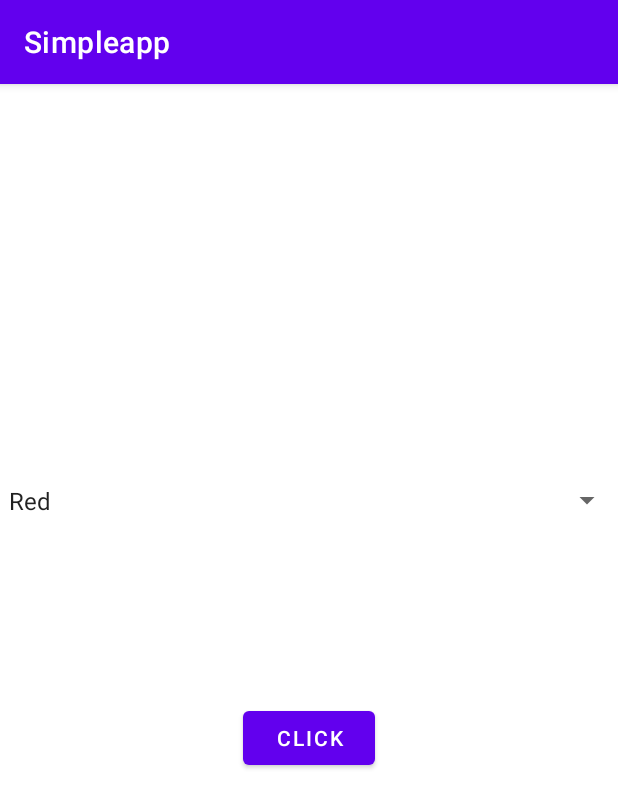
After one commit to AdityaAlugani/-, an Android app: the MainActivity2 screen opened directly, with no data from a screen before it, on a phone screen of 412 x 824 dp. The commit adds this screen. Shown: the top 808 px of the screen. Run offline under Robolectric (Android 15) with nearby library versions, the phone set to English and light mode, and no system bars.

Commit message:
Add files via upload

```diff
--- a/src/main/AndroidManifest.xml
+++ b/src/main/AndroidManifest.xml
@@ -9,6 +9,13 @@
         android:roundIcon="@mipmap/ic_launcher_round"
         android:supportsRtl="true"
         android:theme="@style/Theme.Simpleapp">
+        <activity android:name=".MainActivity2">
+            <intent-filter>
+                <action android:name="android.intent.action.MAIN" />
+
+                <category android:name="android.intent.category.LAUNCHER" />
+            </intent-filter>
+        </activity>
         <activity android:name=".MainActivity">
             <intent-filter>
                 <action android:name="android.intent.action.MAIN" />
--- /dev/null
+++ b/src/main/java/com/example/simpleapp/MainActivity2.kt
@@ -0,0 +1,28 @@
+package com.example.simpleapp
+
+import android.graphics.Color
+import androidx.appcompat.app.AppCompatActivity
+import android.os.Bundle
+import android.widget.Button
+import android.widget.Spinner
+import androidx.constraintlayout.widget.ConstraintLayout
+
+class MainActivity2 : AppCompatActivity() {
+    override fun onCreate(savedInstanceState: Bundle?) {
+        super.onCreate(savedInstanceState)
+        setContentView(R.layout.activity_main2)
+        val sp=findViewById<Spinner>(R.id.spinner)
+        val background=findViewById<ConstraintLayout>(R.id.Layout)
+        val button=findViewById<Button>(R.id.sp_button)
+        button.setOnClickListener()
+        {
+            val st:String=sp.selectedItem.toString()
+            when(st) {
+                "Red"->background.setBackgroundColor(Color.RED)
+                "Green"->background.setBackgroundColor(Color.GREEN)
+                "Grey"->background.setBackgroundColor(Color.GRAY)
+            }
+        }
+    }
+
+}
--- /dev/null
+++ b/src/main/res/layout/activity_main2.xml
@@ -0,0 +1,35 @@
+<?xml version="1.0" encoding="utf-8"?>
+<androidx.constraintlayout.widget.ConstraintLayout xmlns:android="http://schemas.android.com/apk/res/android"
+    xmlns:app="http://schemas.android.com/apk/res-auto"
+    xmlns:tools="http://schemas.android.com/tools"
+    android:id="@+id/Layout"
+    android:layout_width="match_parent"
+    android:layout_height="match_parent"
+    tools:context=".MainActivity2">
+
+    <Spinner
+        android:id="@+id/spinner"
+        android:layout_width="417dp"
+        android:layout_height="0dp"
+        android:layout_marginStart="1dp"
+        android:layout_marginTop="215dp"
+        android:layout_marginEnd="1dp"
+        android:layout_marginBottom="72dp"
+        android:entries="@array/sp_array"
+        android:spinnerMode="dropdown"
+        app:layout_constraintBottom_toTopOf="@+id/sp_button"
+        app:layout_constraintEnd_toEndOf="parent"
+        app:layout_constraintStart_toStartOf="parent"
+        app:layout_constraintTop_toTopOf="parent" />
+
+    <Button
+        android:id="@+id/sp_button"
+        android:layout_width="wrap_content"
+        android:layout_height="wrap_content"
+        android:layout_marginBottom="308dp"
+        android:text="@string/click"
+        app:layout_constraintBottom_toBottomOf="parent"
+        app:layout_constraintEnd_toEndOf="parent"
+        app:layout_constraintStart_toStartOf="parent"
+        app:layout_constraintTop_toBottomOf="@+id/spinner" />
+</androidx.constraintlayout.widget.ConstraintLayout>
--- a/src/main/res/values/strings.xml
+++ b/src/main/res/values/strings.xml
@@ -1,3 +1,9 @@
 <resources>
     <string name="app_name">Simpleapp</string>
+    <string name="click">Click</string>
+    <string-array name="sp_array">
+        <item>Red</item>
+        <item>Green</item>
+        <item>Grey</item>
+    </string-array>
 </resources>
```
Also changed, not shown: 2 other files.
